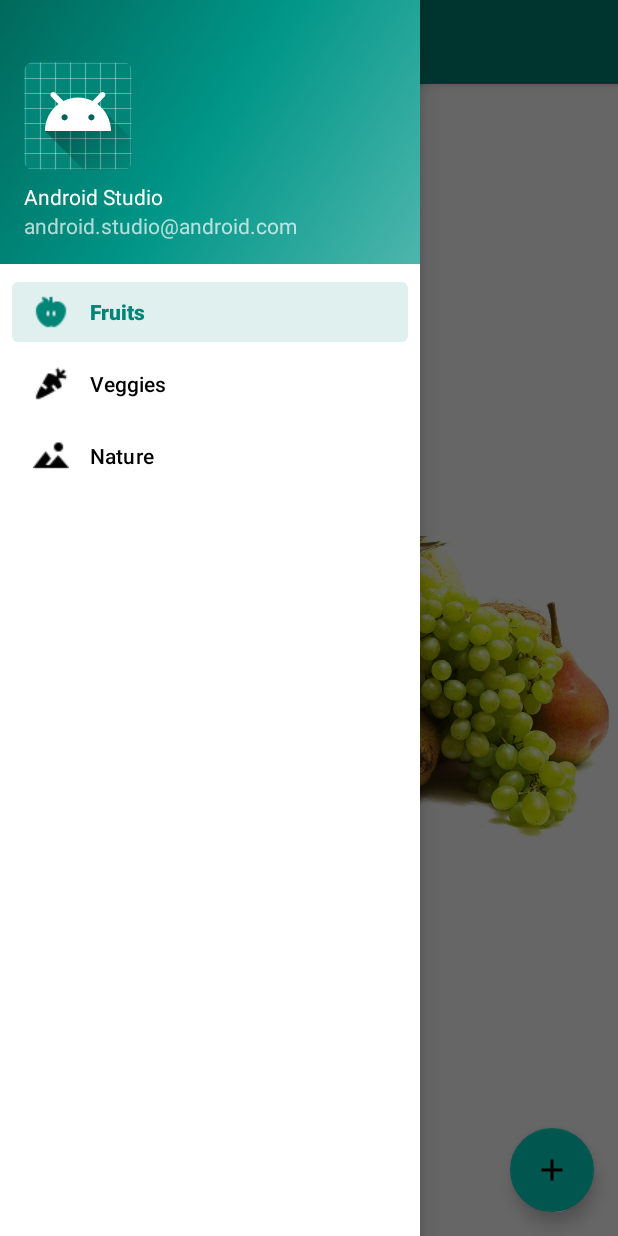
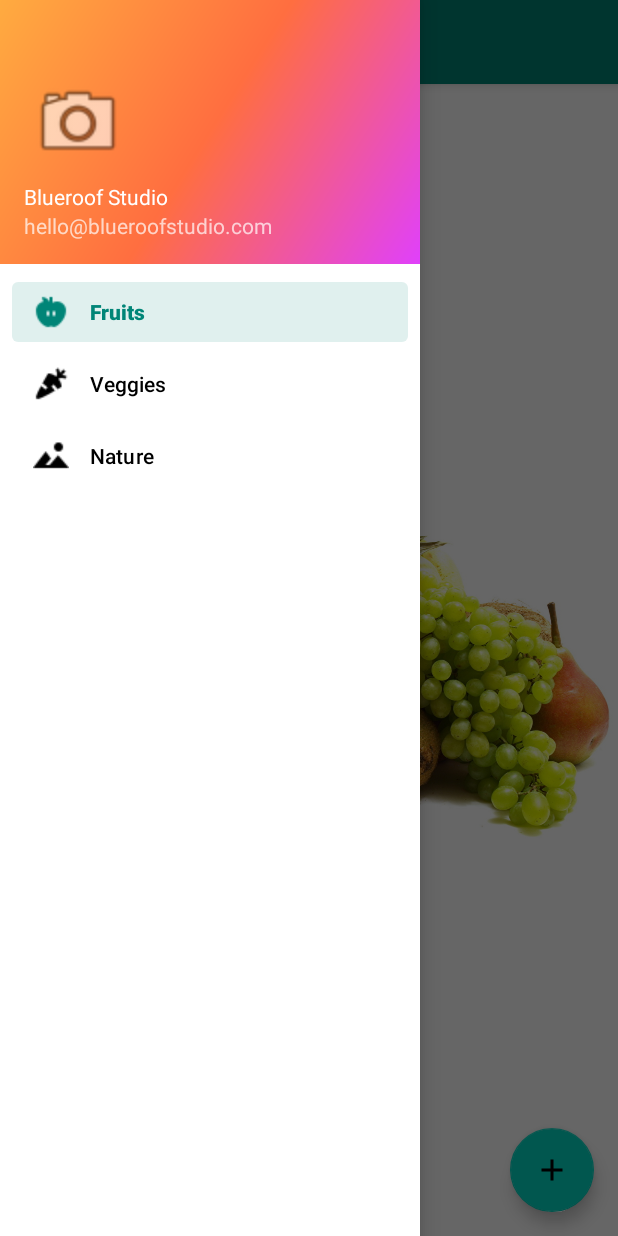
Before and after one commit to JustSenoko/InstagramClient, an Android app: the MainActivity screen opened directly, with no data from a screen before it, with the side drawer open, on a phone screen of 412 x 824 dp. Run offline under Robolectric (Android 15) with nearby library versions, the phone set to English and light mode, and no system bars; our stand-ins replace navigation-ui.

Commit message:
nav header

```diff
--- a/app/src/main/res/drawable/side_nav_bar.xml
+++ b/app/src/main/res/drawable/side_nav_bar.xml
@@ -2,8 +2,8 @@
     android:shape="rectangle">
     <gradient
         android:angle="135"
-        android:centerColor="#009688"
-        android:endColor="#00695C"
-        android:startColor="#4DB6AC"
+        android:centerColor="#FF6E40"
+        android:endColor="#FFAB40"
+        android:startColor="#E040FB"
         android:type="linear" />
 </shape>
--- a/app/src/main/res/layout/nav_header_main.xml
+++ b/app/src/main/res/layout/nav_header_main.xml
@@ -14,11 +14,11 @@
 
     <ImageView
         android:id="@+id/imageView"
-        android:layout_width="wrap_content"
-        android:layout_height="wrap_content"
+        android:layout_width="72dp"
+        android:layout_height="72dp"
         android:contentDescription="@string/nav_header_desc"
         android:paddingTop="@dimen/nav_header_vertical_spacing"
-        app:srcCompat="@mipmap/ic_launcher_round" />
+        app:srcCompat="@drawable/ic_menu_camera" />
 
     <TextView
         android:layout_width="match_parent"
--- a/app/src/main/res/values/strings.xml
+++ b/app/src/main/res/values/strings.xml
@@ -2,9 +2,9 @@
     <string name="app_name">InstagramClient</string>
     <string name="navigation_drawer_open">Open navigation drawer</string>
     <string name="navigation_drawer_close">Close navigation drawer</string>
-    <string name="nav_header_title">Android Studio</string>
-    <string name="nav_header_subtitle">android.studio@android.com</string>
-    <string name="nav_header_desc">Navigation header</string>
+    <string name="nav_header_title">Blueroof Studio</string>
+    <string name="nav_header_subtitle">hello@blueroofstudio.com</string>
+    <string name="nav_header_desc">Instagram client</string>
     <string name="action_settings">Settings</string>
 
     <string name="menu_home">Home</string>
```
